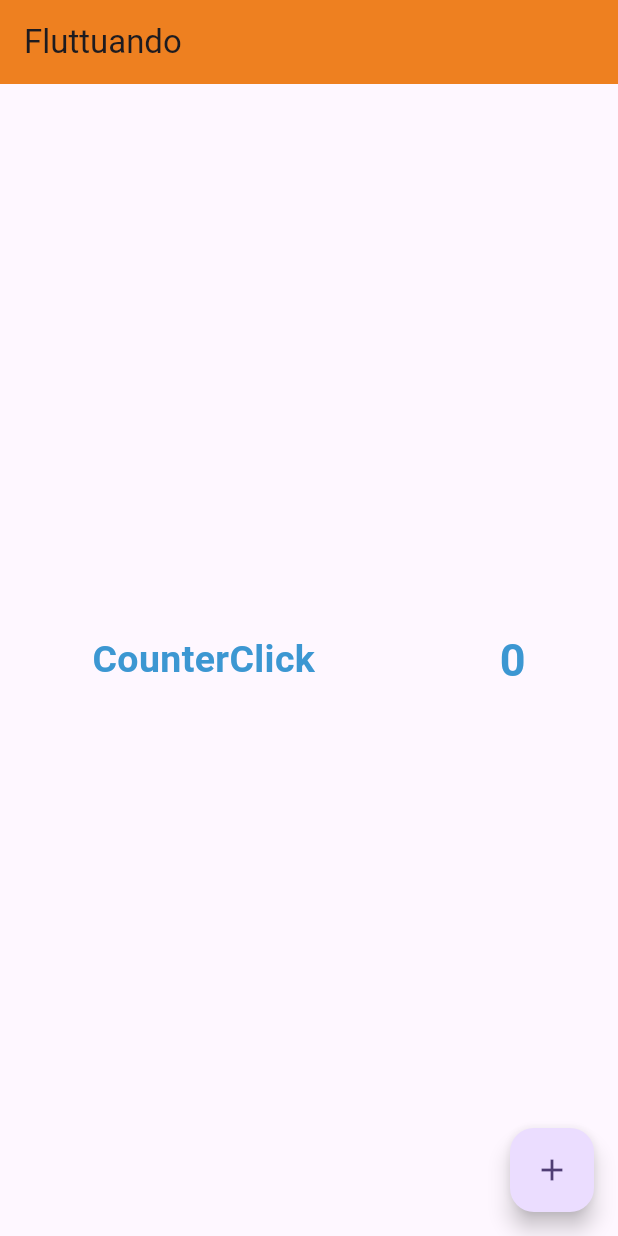
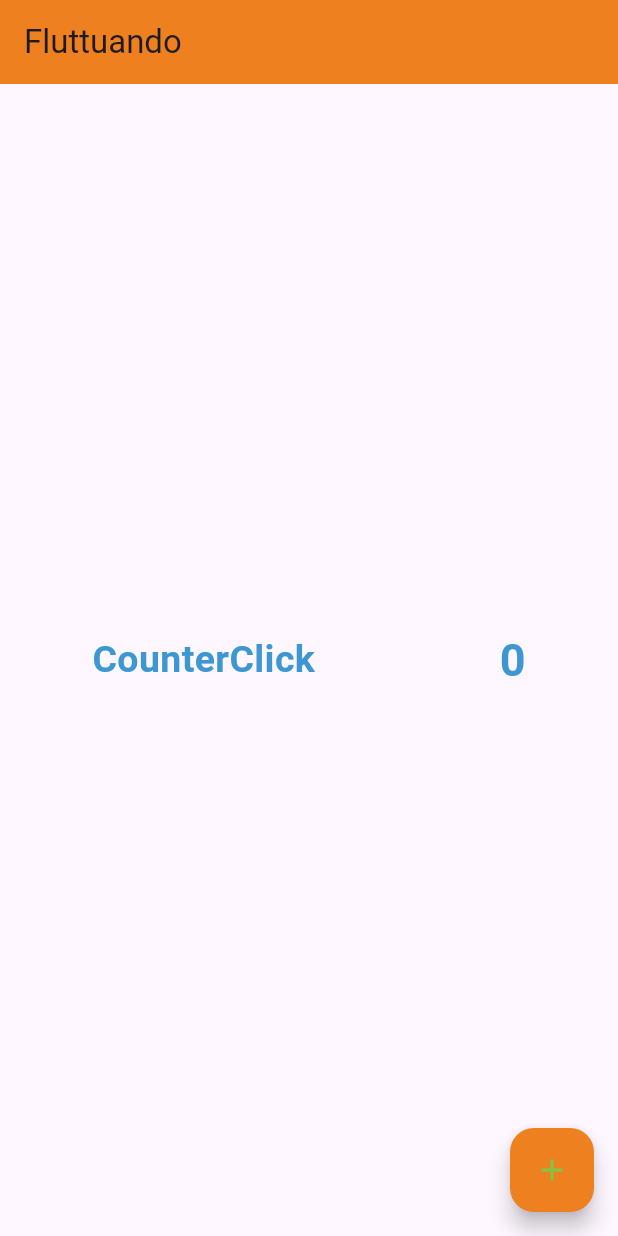
Before and after one commit to marcotuliosr/application_for_program_desenvolve_grupo_boticario, a Flutter app: the screen it shows after launch, on a phone screen of 412 x 824 dp. Run offline on Flutter 3.47's test engine with Material 3 defaults, Android fonts, the phone set to English and light mode, and no system bars.

Commit message:
style: update color icon

```diff
--- a/lib/main.dart
+++ b/lib/main.dart
@@ -42,14 +42,14 @@ class _MyHomePageState extends State<MyHomePage> {
   Widget build(BuildContext context) {
     return Scaffold(
       appBar: AppBar(
-        backgroundColor: Color(0xFFEE8020),
+        backgroundColor: const Color(0xFFEE8020),
         title: Text(widget.title),
       ),
       body: Center(
         child: Row(
           mainAxisAlignment: MainAxisAlignment.spaceAround,
           children: <Widget>[
-            Text(
+            const Text(
               'CounterClick',
               style: TextStyle(
                 color: Color.fromRGBO(60, 151, 210, 1),
@@ -59,7 +59,7 @@ class _MyHomePageState extends State<MyHomePage> {
             ),
             Text(
               '$_counter',
-              style: TextStyle(
+              style: const TextStyle(
                 color: Color.fromRGBO(60, 151, 210, 1),
                 fontSize: 30,
                 fontWeight: FontWeight.bold,
@@ -71,7 +71,11 @@ class _MyHomePageState extends State<MyHomePage> {
       floatingActionButton: FloatingActionButton(
         onPressed: _incrementCounter,
         tooltip: 'Increment',
-        child: const Icon(Icons.add),
+        backgroundColor: const Color(0xFFEE8020),
+        child: const Icon(
+          Icons.add,
+          color: Color.fromRGBO(136, 194, 64, 1),
+        ),
       ),
     );
   }
```
